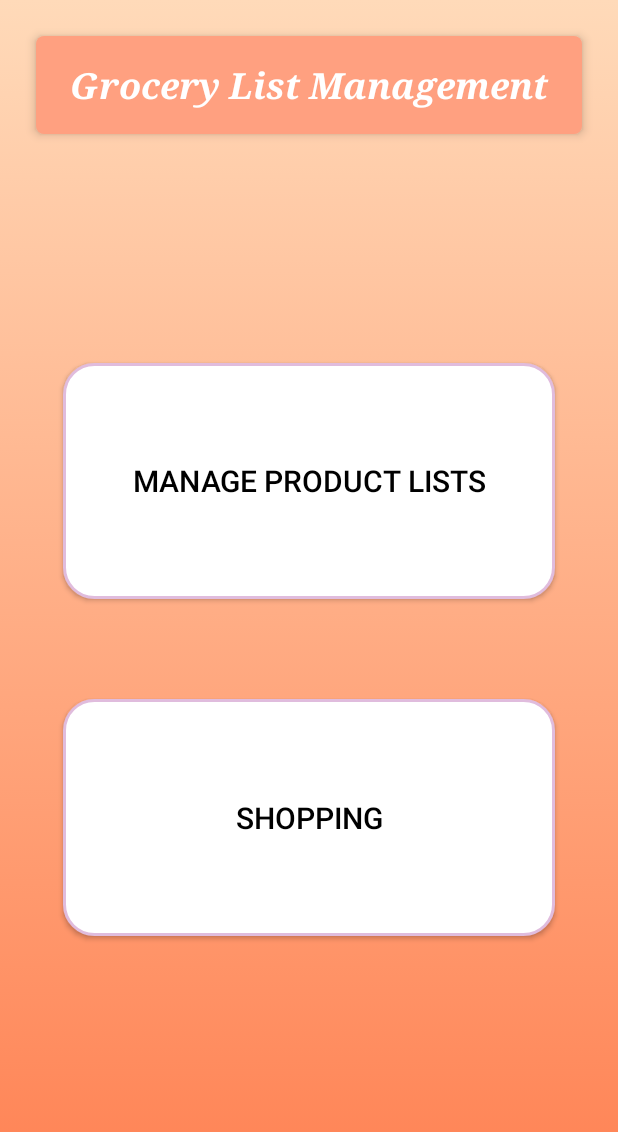
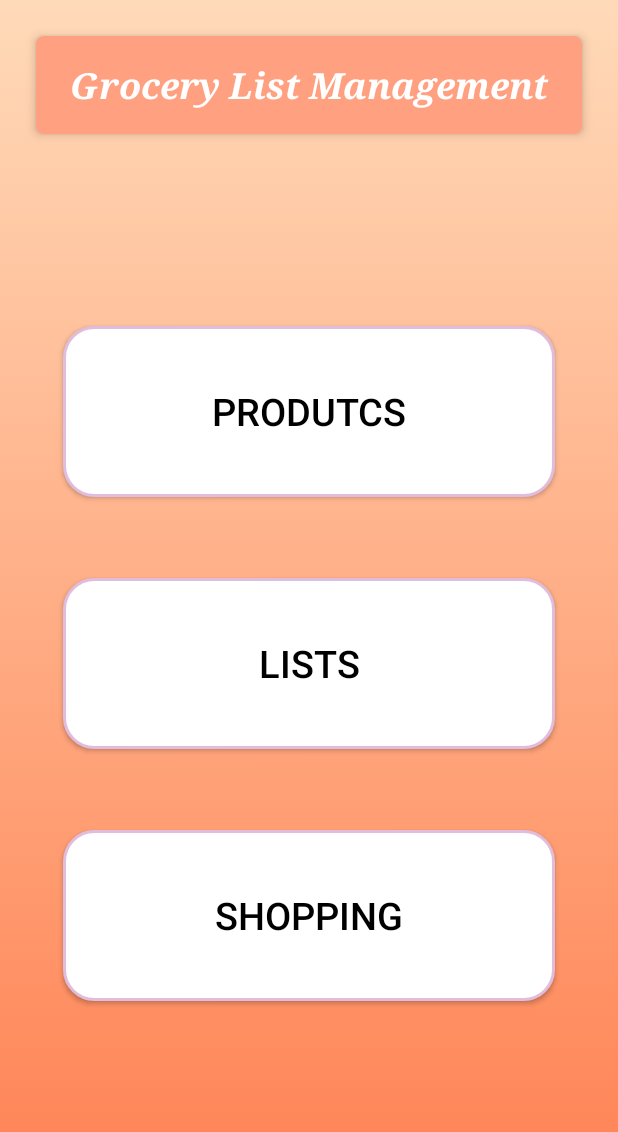
Before and after one commit to FranciscoBugalho/Amov2021_tp1, an Android app: the screen it shows after launch (MainActivity), on a phone screen of 412 x 824 dp. Shown: the top 1132 px of the screen. Run offline under Robolectric (Android 15) with nearby library versions, the phone set to English and light mode, and no system bars.

Commit message:
btn products

```diff
--- a/app/src/main/res/layout/activity_main.xml
+++ b/app/src/main/res/layout/activity_main.xml
@@ -33,6 +33,23 @@
             android:layout_width="match_parent"
             android:layout_height="0dp"
             android:layout_weight="0.55"
+            tools:ignore="UselessLeaf" />
+        <Button
+            android:id="@+id/btnProducts"
+            android:layout_width="match_parent"
+            android:layout_weight="1"
+            android:layout_height="0dp"
+            android:text="@string/products"
+            android:textColor="@color/black"
+            android:textSize="@dimen/ac_btn_text_size"
+            android:layout_gravity="center"
+            android:layout_margin="@dimen/ac_btn_margin"
+            android:padding="@dimen/ac_btn_padding"
+            android:background="@drawable/btns_ripple_main_activity" />
+        <LinearLayout
+            android:layout_width="match_parent"
+            android:layout_height="0dp"
+            android:layout_weight="0.3"
             tools:ignore="UselessLeaf" />
 
         <Button
--- a/app/src/main/res/values/dimens.xml
+++ b/app/src/main/res/values/dimens.xml
@@ -2,7 +2,7 @@
 <resources>
     <!-- Activity Main Layout Dimensions -->
     <dimen name="ac_tv_layout_margin">24dp</dimen>
-    <dimen name="ac_btn_text_size">20sp</dimen>
+    <dimen name="ac_btn_text_size">25sp</dimen>
     <dimen name="ac_btn_margin">10dp</dimen>
     <dimen name="ac_btn_padding">8dp</dimen>
     <dimen name="ac_btn_stroke_width">2dp</dimen>
--- a/app/src/main/res/values/strings.xml
+++ b/app/src/main/res/values/strings.xml
@@ -1,6 +1,6 @@
 <resources>
     <string name="app_name">Grocery List Management</string>
-    <string name="manage_product_lists">Manage Product Lists</string>
+    <string name="manage_product_lists">Lists</string>
     <string name="manage_shopping_lists">Shopping</string>
     <string name="menu_back_title">Back</string>
     <string name="plus_sign" translatable="false">+</string>
@@ -60,6 +60,7 @@
     <string name="you_have_no_lists_created_click_on_the_plus_button">You have no lists, create some by clicking on the plus (\'+\') button.</string>
     <string name="already_exists_a_list_with_this_name">Already exists a list with this name!</string>
     <string name="edit_list_btn_txt">Edit List</string>
+    <string name="products">Produtcs</string>
 
 
 </resources>
```
Also changed, not shown: 1 other file.
